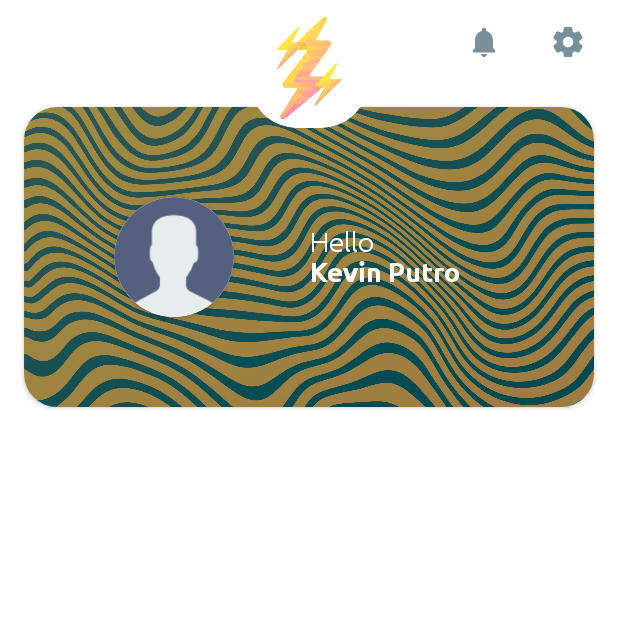
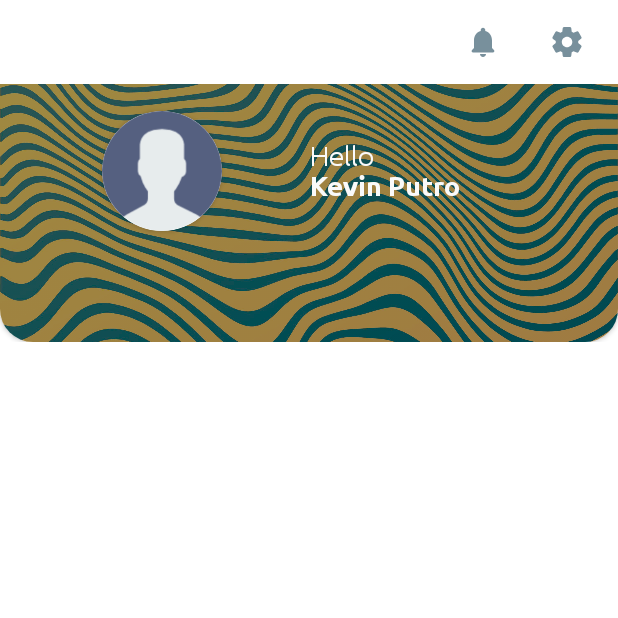
Before and after one commit to kevinhbp/pagestations, an Android app: the screen it shows after launch (DashboardActivity), on a phone screen of 412 x 824 dp, the top half of it. Run offline under Robolectric (Android 15) with nearby library versions, the phone set to English and light mode, and no system bars; our stand-ins replace data binding; libraries missing offline, so code that uses them is left out: com.afollestad.materialdialogs, com.orhanobut.hawk; 2 statements that could not run were skipped.

```diff
--- a/app/src/main/java/id/kputro/dragon/entity/ActionBarBuilder.kt
+++ b/app/src/main/java/id/kputro/dragon/entity/ActionBarBuilder.kt
@@ -3,18 +3,18 @@ package id.kputro.dragon.entity
 import java.io.Serializable
 
 class ActionBarBuilder : Serializable {
+  var buttonBack: ButtonBuilder? = null
   var text: ButtonBuilder? = null
-  var logo: ButtonBuilder? = null
   var buttonA: ButtonBuilder? = null
   var buttonB: ButtonBuilder? = null
 
-  fun withText(mText: ButtonBuilder): ActionBarBuilder {
-    this.text = mText
+  fun withButtonBack(mButton: ButtonBuilder): ActionBarBuilder {
+    this.buttonBack = mButton
     return this
   }
 
-  fun withLogo(mLogo: ButtonBuilder): ActionBarBuilder {
-    this.logo = mLogo
+  fun withText(mText: ButtonBuilder): ActionBarBuilder {
+    this.text = mText
     return this
   }
 
@@ -28,3 +28,7 @@ class ActionBarBuilder : Serializable {
     return this
   }
 }
+
+interface ActionBarBackgroundAlphaInterface {
+  fun setAlpha(mAlpha: Float)
+}
--- a/app/src/main/java/id/kputro/dragon/ui/components/actionbar/ActionBarViewModel.kt
+++ b/app/src/main/java/id/kputro/dragon/ui/components/actionbar/ActionBarViewModel.kt
@@ -2,18 +2,19 @@ package id.kputro.dragon.ui.components.actionbar
 
 import android.view.View
 import androidx.databinding.ObservableField
+import androidx.databinding.ObservableFloat
 import androidx.databinding.ObservableInt
 import androidx.lifecycle.ViewModel
 import id.kputro.dragon.core.extension.isFilled
 import id.kputro.dragon.entity.ActionBarBuilder
 import id.kputro.dragon.ui.base.BaseView
+import id.kputro.dragon.R.drawable
 import id.kputro.dragon.ui.base.BaseViewModel
 import id.kputro.dragon.ui.components.actionbar.ActionBarContract.ActionBarViewContract
 
 interface ActionBarContract {
   interface ActionBarViewModelContract : BaseViewModel<ActionBarViewContract> {
-    fun onClickLogo(v: View?)
-    fun onClickText(v: View?)
+    fun onClickButtonBack(v: View?)
     fun onClickButtonA(v: View?)
     fun onClickButtonB(v: View?)
   }
@@ -26,7 +27,7 @@ interface ActionBarContract {
 class ActionBarViewModel : ViewModel(),
   ActionBarContract.ActionBarViewModelContract {
 
-  val imageLogo = ObservableInt()
+  val imageButtonBack = ObservableInt()
   val imageButtonA = ObservableInt()
   val imageButtonB = ObservableInt()
 
@@ -34,6 +35,10 @@ class ActionBarViewModel : ViewModel(),
   val textSubtitle = ObservableField("")
   val textButtonA = ObservableField("")
   val textButtonB = ObservableField("")
+
+  val visibilityButtonBack = ObservableInt(View.GONE)
+
+  val alphaBackground = ObservableFloat(0f)
 
   private lateinit var view: ActionBarViewContract
   private lateinit var builder: ActionBarBuilder
@@ -46,7 +51,7 @@ class ActionBarViewModel : ViewModel(),
   override fun start() {
     if (!::builder.isInitialized) return
     setText(builder)
-    setLogo(builder)
+    setButtonBack(builder)
     setButtonA(builder)
     setButtonB(builder)
   }
@@ -58,10 +63,14 @@ class ActionBarViewModel : ViewModel(),
     this.textSubtitle.set(mText.subtitle)
   }
 
-  private fun setLogo(builder: ActionBarBuilder) {
-    val mLogo = builder.logo ?: return
-    val mImage = mLogo.imageDrawable ?: return
-    this.imageLogo.set(mImage)
+  private fun setButtonBack(builder: ActionBarBuilder) {
+    visibilityButtonBack.set(View.GONE)
+    imageButtonBack.set(drawable.ic_arrow_left)
+    val mButton = builder.buttonBack ?: return
+    if (mButton.imageDrawable != null) {
+      imageButtonBack.set(mButton.imageDrawable)
+    }
+    visibilityButtonBack.set(View.VISIBLE)
   }
 
   private fun setButtonA(builder: ActionBarBuilder) {
@@ -85,14 +94,9 @@ class ActionBarViewModel : ViewModel(),
   }
 
   // --
-  override fun onClickLogo(v: View?) {
+  override fun onClickButtonBack(v: View?) {
     if (!::builder.isInitialized) return
-    builder.logo?.callback?.invoke()
-  }
-
-  override fun onClickText(v: View?) {
-    if (!::builder.isInitialized) return
-    builder.text?.callback?.invoke()
+    builder.buttonBack?.callback?.invoke()
   }
 
   override fun onClickButtonA(v: View?) {
--- a/app/src/main/java/id/kputro/dragon/ui/dashboard/DashboardActivity.kt
+++ b/app/src/main/java/id/kputro/dragon/ui/dashboard/DashboardActivity.kt
@@ -12,6 +12,7 @@ import id.kputro.dragon.entity.ActionBarBuilder
 import id.kputro.dragon.entity.ButtonBuilder
 import id.kputro.dragon.entity.MenuItemModel
 import id.kputro.dragon.extension.MenuType
+import id.kputro.dragon.material.component.view.getParallaxListener
 import id.kputro.dragon.ui.base.BaseActivity
 import id.kputro.dragon.ui.base.BaseAdapterListener.AppLinkListener
 import id.kputro.dragon.ui.components.actionbar.ActionBarContract
@@ -74,7 +75,6 @@ class DashboardActivity : BaseActivity<DashboardActivityBinding>(layout.dashboar
     val mAppName = getString(string.app_name)
     return ActionBarBuilder()
       .withText(ButtonBuilder(mAppName, "", null, null))
-      .withLogo(ButtonBuilder("", "", drawable.ic_logo, null))
       .withButtonA(ButtonBuilder("", "", drawable.ic_settings, null))
       .withButtonB(ButtonBuilder("", "", drawable.ic_notifications, null))
   }
@@ -104,5 +104,9 @@ class DashboardActivity : BaseActivity<DashboardActivityBinding>(layout.dashboar
         goTo(target)
       }
     }
+    actionBarViewModel.alphaBackground.set(0f)
+    /*mRecyclerView.getParallaxListener { _, alpha ->
+      actionBarViewModel.alphaBackground.set(alpha)
+    }*/
   }
 }
--- a/app/src/main/java/id/kputro/dragon/ui/dashboard/DashboardViewModel.kt
+++ b/app/src/main/java/id/kputro/dragon/ui/dashboard/DashboardViewModel.kt
@@ -37,7 +37,6 @@ class DashboardViewModel(private val contentService: ContentService) : ViewModel
   // --
   private fun initMenu() {
     val mMenu = ArrayList<MenuItemModel>()
-    mMenu.add(MenuItemModel.space(M))
     mMenu.add(MenuItemModel.header("Hello", "Kevin Putro"))
     this.view.setMenu(mMenu)
   }
--- /dev/null
+++ b/app/src/main/java/id/kputro/dragon/ui/login/LoginActivity.kt
@@ -0,0 +1,4 @@
+package id.kputro.dragon.ui.login
+
+class LoginActivity {
+}
--- /dev/null
+++ b/app/src/main/res/drawable/ic_arrow_left.xml
@@ -0,0 +1,5 @@
+<vector android:height="24dp" android:tint="#AEAEAE"
+    android:viewportHeight="24" android:viewportWidth="24"
+    android:width="24dp" xmlns:android="http://schemas.android.com/apk/res/android">
+    <path android:fillColor="@android:color/white" android:pathData="M16.88,2.88L16.88,2.88c-0.49,-0.49 -1.28,-0.49 -1.77,0l-8.41,8.41c-0.39,0.39 -0.39,1.02 0,1.41l8.41,8.41c0.49,0.49 1.28,0.49 1.77,0l0,0c0.49,-0.49 0.49,-1.28 0,-1.77L9.54,12l7.35,-7.35C17.37,4.16 17.37,3.37 16.88,2.88z"/>
+</vector>
--- /dev/null
+++ b/app/src/main/res/drawable/ic_arrow_right.xml
@@ -0,0 +1,5 @@
+<vector android:autoMirrored="true" android:height="24dp"
+    android:tint="#AEAEAE" android:viewportHeight="24"
+    android:viewportWidth="24" android:width="24dp" xmlns:android="http://schemas.android.com/apk/res/android">
+    <path android:fillColor="@android:color/white" android:pathData="M7.38,21.01c0.49,0.49 1.28,0.49 1.77,0l8.31,-8.31c0.39,-0.39 0.39,-1.02 0,-1.41L9.15,2.98c-0.49,-0.49 -1.28,-0.49 -1.77,0s-0.49,1.28 0,1.77L14.62,12l-7.25,7.25c-0.48,0.48 -0.48,1.28 0.01,1.76z"/>
+</vector>
--- /dev/null
+++ b/app/src/main/res/drawable/ic_email.xml
@@ -0,0 +1,5 @@
+<vector android:height="24dp" android:tint="#AEAEAE"
+    android:viewportHeight="24" android:viewportWidth="24"
+    android:width="24dp" xmlns:android="http://schemas.android.com/apk/res/android">
+    <path android:fillColor="@android:color/white" android:pathData="M12.72,2.03C6.63,1.6 1.6,6.63 2.03,12.72 2.39,18.01 7.01,22 12.31,22H16c0.55,0 1,-0.45 1,-1s-0.45,-1 -1,-1h-3.67c-3.73,0 -7.15,-2.42 -8.08,-6.03 -1.49,-5.8 3.91,-11.21 9.71,-9.71C17.58,5.18 20,8.6 20,12.33v1.1c0,0.79 -0.71,1.57 -1.5,1.57s-1.5,-0.78 -1.5,-1.57v-1.25c0,-2.51 -1.78,-4.77 -4.26,-5.12 -3.4,-0.49 -6.27,2.45 -5.66,5.87 0.34,1.91 1.83,3.49 3.72,3.94 1.84,0.43 3.59,-0.16 4.74,-1.33 0.89,1.22 2.67,1.86 4.3,1.21 1.34,-0.53 2.16,-1.9 2.16,-3.34v-1.09c0,-5.31 -3.99,-9.93 -9.28,-10.29zM12,15c-1.66,0 -3,-1.34 -3,-3s1.34,-3 3,-3 3,1.34 3,3 -1.34,3 -3,3z"/>
+</vector>
--- /dev/null
+++ b/app/src/main/res/drawable/ic_profile_outline.xml
@@ -0,0 +1,5 @@
+<vector android:height="24dp" android:tint="#AEAEAE"
+    android:viewportHeight="24" android:viewportWidth="24"
+    android:width="24dp" xmlns:android="http://schemas.android.com/apk/res/android">
+    <path android:fillColor="@android:color/white" android:pathData="M12,5.9c1.16,0 2.1,0.94 2.1,2.1s-0.94,2.1 -2.1,2.1S9.9,9.16 9.9,8s0.94,-2.1 2.1,-2.1m0,9c2.97,0 6.1,1.46 6.1,2.1v1.1L5.9,18.1L5.9,17c0,-0.64 3.13,-2.1 6.1,-2.1M12,4C9.79,4 8,5.79 8,8s1.79,4 4,4 4,-1.79 4,-4 -1.79,-4 -4,-4zM12,13c-2.67,0 -8,1.34 -8,4v2c0,0.55 0.45,1 1,1h14c0.55,0 1,-0.45 1,-1v-2c0,-2.66 -5.33,-4 -8,-4z"/>
+</vector>
--- a/app/src/main/res/layout/actionbar_dashboard.xml
+++ b/app/src/main/res/layout/actionbar_dashboard.xml
@@ -27,7 +27,7 @@
         android:id="@+id/bg_action_bar"
         android:layout_width="0dp"
         android:layout_height="0dp"
-        android:alpha="0"
+        android:alpha="@{actionBarViewModel.alphaBackground}"
         android:background="@color/white"
         android:clickable="true"
         android:focusable="true"
@@ -49,7 +49,6 @@
         app:layout_constraintBottom_toBottomOf="parent"
         app:layout_constraintStart_toStartOf="parent"
         app:layout_constraintTop_toTopOf="parent"
-
         tools:text="@string/app_name" />
 
       <LinearLayout
@@ -103,30 +102,5 @@
 
     </androidx.constraintlayout.widget.ConstraintLayout>
 
-    <androidx.cardview.widget.CardView
-      android:layout_width="@dimen/fo_size_img_logo_dashboard"
-      android:layout_height="@dimen/fo_size_img_logo_dashboard"
-      android:layout_marginTop="@dimen/fo_spacing_s"
-      android:layout_marginBottom="@dimen/fo_spacing_s"
-      app:cardBackgroundColor="@color/white"
-      app:cardCornerRadius="@dimen/fo_radius_squarcle"
-      app:cardElevation="0dp"
-      app:cardPreventCornerOverlap="true"
-      app:layout_constraintBottom_toBottomOf="parent"
-      app:layout_constraintEnd_toEndOf="parent"
-      app:layout_constraintStart_toStartOf="parent"
-      app:layout_constraintTop_toTopOf="parent">
-
-      <androidx.appcompat.widget.AppCompatImageView
-        android:id="@+id/img_logo"
-        android:layout_width="match_parent"
-        android:layout_height="match_parent"
-        android:layout_margin="@dimen/fo_spacing_s"
-        android:scaleType="centerInside"
-        app:setImage="@{actionBarViewModel.imageLogo}"
-        tools:src="@drawable/ic_logo" />
-
-    </androidx.cardview.widget.CardView>
-
   </androidx.constraintlayout.widget.ConstraintLayout>
 </layout>
--- a/app/src/main/res/layout/dashboard_content.xml
+++ b/app/src/main/res/layout/dashboard_content.xml
@@ -19,7 +19,6 @@
       android:layout_width="0dp"
       android:layout_height="0dp"
       android:clipToPadding="false"
-      android:paddingTop="?actionBarSize"
       app:layout_constraintBottom_toBottomOf="parent"
       app:layout_constraintEnd_toEndOf="parent"
       app:layout_constraintStart_toStartOf="parent"
--- a/app/src/main/res/layout/menu_item_header.xml
+++ b/app/src/main/res/layout/menu_item_header.xml
@@ -18,8 +18,7 @@
     <androidx.cardview.widget.CardView
       android:layout_width="match_parent"
       android:layout_height="@dimen/fo_size_menu_header"
-      android:layout_marginHorizontal="@dimen/fo_spacing_l"
-      android:layout_marginVertical="@dimen/fo_spacing_s"
+      android:layout_marginTop="@dimen/fo_spacing_neg_xl"
       app:cardBackgroundColor="@color/white"
       app:cardCornerRadius="@dimen/fo_radius_default">
 
@@ -27,6 +26,7 @@
         android:id="@+id/iv_background"
         android:layout_width="match_parent"
         android:layout_height="match_parent"
+        android:layout_marginTop="@dimen/dm_spacing_xl"
         android:scaleType="centerCrop"
         app:setImage="@{menuHeaderViewModel.imageBackground}"
         tools:src="@drawable/bg_illustration_01" />
@@ -38,7 +38,8 @@
 
       <androidx.constraintlayout.widget.ConstraintLayout
         android:layout_width="match_parent"
-        android:layout_height="match_parent">
+        android:layout_height="match_parent"
+        android:layout_marginTop="@dimen/dm_spacing_xl">
 
         <View
           android:id="@+id/vw_anchor"
--- a/app/src/main/res/values/dimens.xml
+++ b/app/src/main/res/values/dimens.xml
@@ -7,11 +7,17 @@
   <dimen name="fo_font_large">16sp</dimen>
   <dimen name="fo_font_xlarge">18sp</dimen>
 
-  <dimen name="fo_spacing_s">5dp</dimen>
+  <dimen name="fo_spacing_s">6dp</dimen>
   <dimen name="fo_spacing_m">10dp</dimen>
   <dimen name="fo_spacing_l">16dp</dimen>
   <dimen name="fo_spacing_xl">22dp</dimen>
   <dimen name="fo_spacing_xxl">32dp</dimen>
+
+  <dimen name="fo_spacing_neg_s">-6dp</dimen>
+  <dimen name="fo_spacing_neg_m">-10dp</dimen>
+  <dimen name="fo_spacing_neg_l">-16dp</dimen>
+  <dimen name="fo_spacing_neg_xl">-22dp</dimen>
+  <dimen name="fo_spacing_neg_xxl">-32dp</dimen>
 
   <dimen name="fo_radius_default">22dp</dimen>
   <dimen name="fo_radius_circle">200dp</dimen>
@@ -27,7 +33,7 @@
   <dimen name="fo_size_img_logo_dashboard">80dp</dimen>
   <dimen name="fo_size_loading_main">40dp</dimen>
 
-  <dimen name="fo_size_menu_header">200dp</dimen>
+  <dimen name="fo_size_menu_header">250dp</dimen>
   <dimen name="fo_size_menu_item">170dp</dimen>
   <dimen name="fo_size_menu_footer">120dp</dimen>
 </resources>
```
Also changed, not shown: app/src/main/AndroidManifest.xml (+10 -0 lines), app/src/main/java/id/kputro/dragon/ui/login/LoginViewModel.kt (added, +35 -0 lines), app/src/main/res/drawable/ic_profile.xml (+4 -10 lines), app/src/main/res/layout/login_activity.xml (added, +7 -0 lines), dragon-material/src/main/java/id/kputro/dragon/material/component/view/ViewExtension.kt (added, +56 -0 lines).
